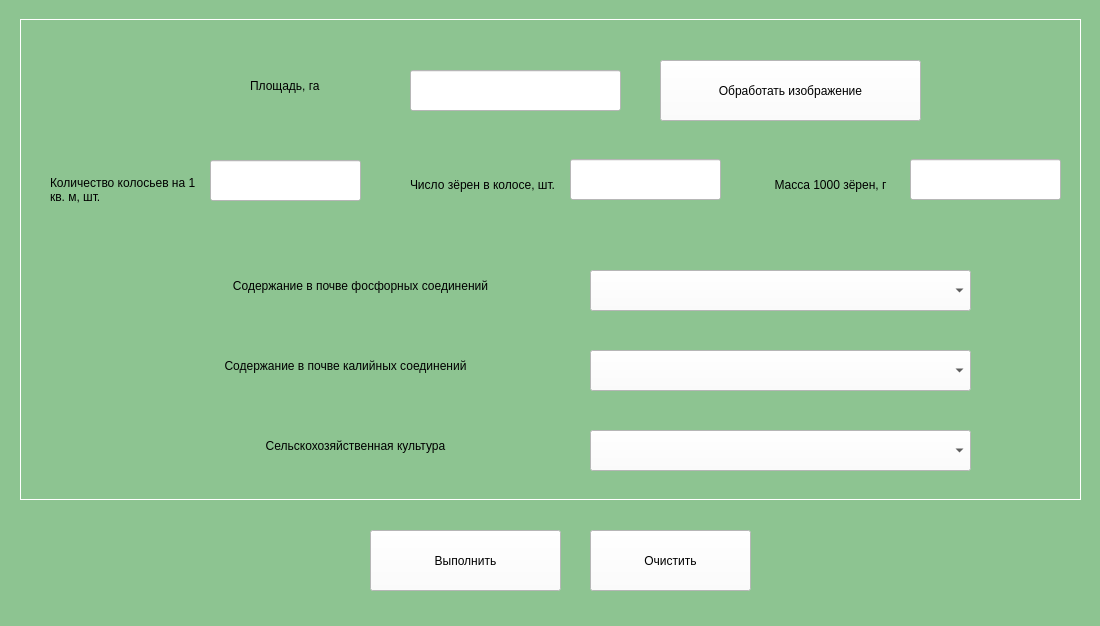
Above: MainWindow.ui from semyongr/AgroCalculatorDiplom before the change. Below: the same form after it.
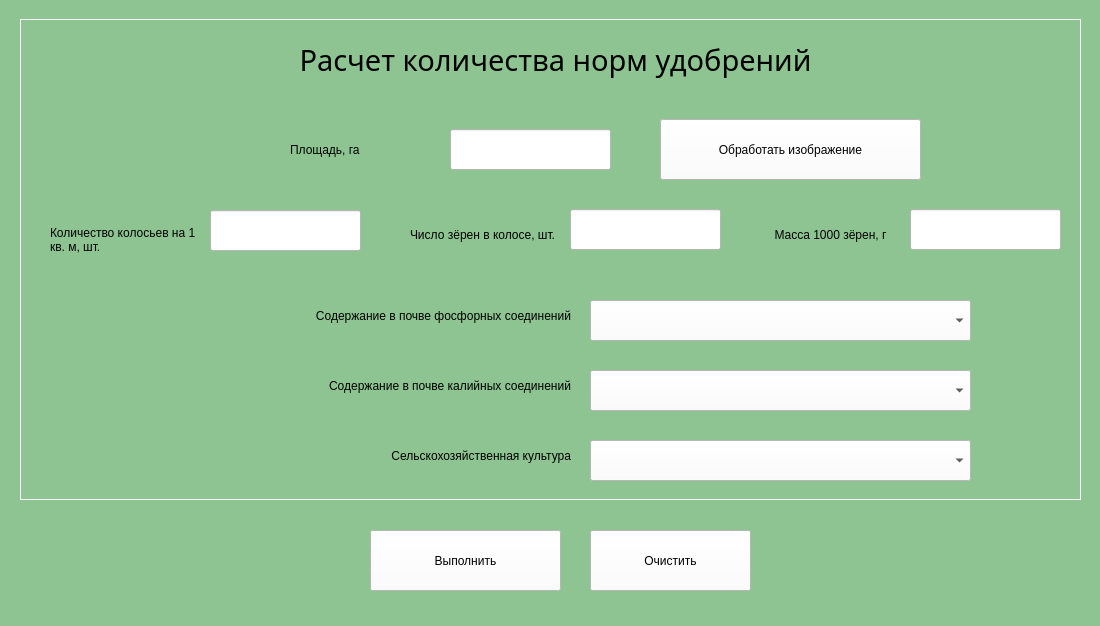
That is the form after the change.

The edit to the form file:
```diff
--- a/MainWindow.ui
+++ b/MainWindow.ui
@@ -43,7 +43,7 @@
     <property name="geometry">
      <rect>
       <x>590</x>
-      <y>350</y>
+      <y>370</y>
       <width>381</width>
       <height>41</height>
      </rect>
@@ -58,7 +58,7 @@
     <property name="geometry">
      <rect>
       <x>590</x>
-      <y>430</y>
+      <y>440</y>
       <width>381</width>
       <height>41</height>
      </rect>
@@ -97,7 +97,7 @@
     <property name="geometry">
      <rect>
       <x>210</x>
-      <y>160</y>
+      <y>210</y>
       <width>151</width>
       <height>41</height>
      </rect>
@@ -115,7 +115,7 @@
     <property name="geometry">
      <rect>
       <x>660</x>
-      <y>60</y>
+      <y>119</y>
       <width>261</width>
       <height>61</height>
      </rect>
@@ -139,7 +139,7 @@
     <property name="geometry">
      <rect>
       <x>150</x>
-      <y>250</y>
+      <y>280</y>
       <width>421</width>
       <height>71</height>
      </rect>
@@ -157,7 +157,7 @@
      <string>Содержание в почве фосфорных соединений</string>
     </property>
     <property name="alignment">
-     <set>Qt::AlignCenter</set>
+     <set>Qt::AlignRight|Qt::AlignTrailing|Qt::AlignVCenter</set>
     </property>
     <property name="wordWrap">
      <bool>true</bool>
@@ -167,7 +167,7 @@
     <property name="geometry">
      <rect>
       <x>590</x>
-      <y>270</y>
+      <y>300</y>
       <width>381</width>
       <height>41</height>
      </rect>
@@ -181,10 +181,10 @@
    <widget class="QLabel" name="square_lbl">
     <property name="geometry">
      <rect>
-      <x>250</x>
-      <y>60</y>
+      <x>290</x>
+      <y>139</y>
       <width>151</width>
-      <height>51</height>
+      <height>21</height>
      </rect>
     </property>
     <property name="styleSheet">
@@ -198,7 +198,7 @@
     <property name="geometry">
      <rect>
       <x>120</x>
-      <y>330</y>
+      <y>350</y>
       <width>451</width>
       <height>71</height>
      </rect>
@@ -216,7 +216,7 @@
      <string>Содержание в почве калийных соединений</string>
     </property>
     <property name="alignment">
-     <set>Qt::AlignCenter</set>
+     <set>Qt::AlignRight|Qt::AlignTrailing|Qt::AlignVCenter</set>
     </property>
     <property name="wordWrap">
      <bool>true</bool>
@@ -225,9 +225,9 @@
    <widget class="QLineEdit" name="square_tb">
     <property name="geometry">
      <rect>
-      <x>410</x>
-      <y>70</y>
-      <width>211</width>
+      <x>450</x>
+      <y>129</y>
+      <width>161</width>
       <height>41</height>
      </rect>
     </property>
@@ -261,7 +261,7 @@
      <property name="geometry">
       <rect>
        <x>30</x>
-       <y>130</y>
+       <y>180</y>
        <width>151</width>
        <height>81</height>
       </rect>
@@ -293,7 +293,7 @@
      <property name="geometry">
       <rect>
        <x>390</x>
-       <y>130</y>
+       <y>180</y>
        <width>151</width>
        <height>71</height>
       </rect>
@@ -325,7 +325,7 @@
      <property name="geometry">
       <rect>
        <x>550</x>
-       <y>140</y>
+       <y>190</y>
        <width>151</width>
        <height>41</height>
       </rect>
@@ -345,7 +345,7 @@
      <property name="geometry">
       <rect>
        <x>740</x>
-       <y>130</y>
+       <y>180</y>
        <width>141</width>
        <height>71</height>
       </rect>
@@ -377,7 +377,7 @@
      <property name="geometry">
       <rect>
        <x>890</x>
-       <y>140</y>
+       <y>190</y>
        <width>151</width>
        <height>41</height>
       </rect>
@@ -387,6 +387,34 @@
 background-color: rgb(255, 255, 255);
 color: rgb(0, 0, 0);
 </string>
+     </property>
+     <property name="maxLength">
+      <number>10</number>
+     </property>
+     <property name="alignment">
+      <set>Qt::AlignCenter</set>
+     </property>
+    </widget>
+    <widget class="QLabel" name="title_lbl">
+     <property name="geometry">
+      <rect>
+       <x>200</x>
+       <y>20</y>
+       <width>671</width>
+       <height>41</height>
+      </rect>
+     </property>
+     <property name="font">
+      <font>
+       <family>Book Antiqua</family>
+       <pointsize>22</pointsize>
+      </font>
+     </property>
+     <property name="styleSheet">
+      <string notr="true">color: rgb(0, 0, 0);</string>
+     </property>
+     <property name="text">
+      <string>Расчет количества норм удобрений</string>
      </property>
      <property name="alignment">
       <set>Qt::AlignCenter</set>
@@ -397,7 +425,7 @@
     <property name="geometry">
      <rect>
       <x>140</x>
-      <y>410</y>
+      <y>420</y>
       <width>431</width>
       <height>71</height>
      </rect>
@@ -415,7 +443,7 @@
      <string>Сельскохозяйственная культура</string>
     </property>
     <property name="alignment">
-     <set>Qt::AlignCenter</set>
+     <set>Qt::AlignRight|Qt::AlignTrailing|Qt::AlignVCenter</set>
     </property>
     <property name="wordWrap">
      <bool>true</bool>
```
Left out of the diff: 9 changed lines with no effect on the pictures.
